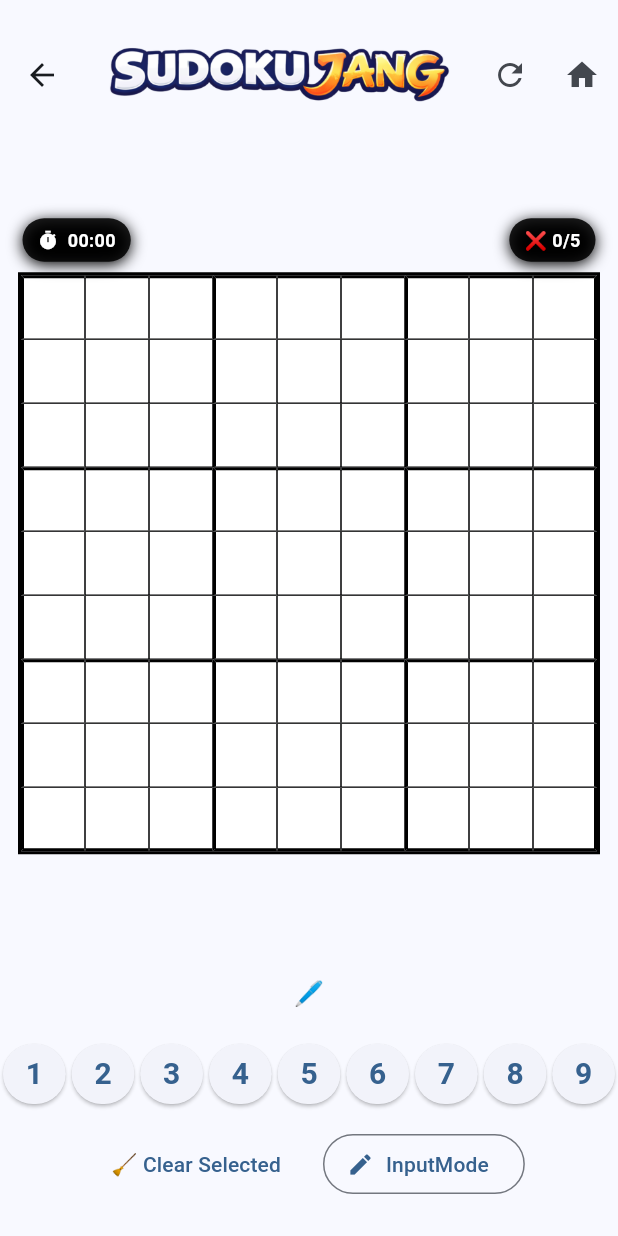
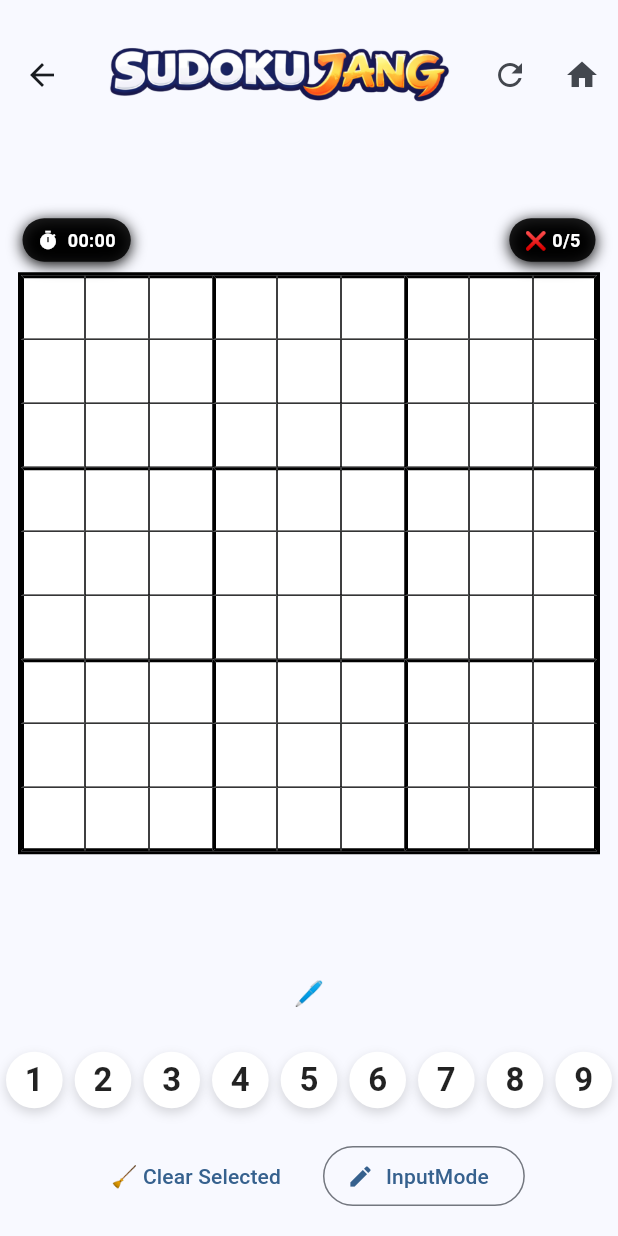
Before and after one commit to minBuild/sudoku, a Flutter app: the SudokuScreen screen opened directly, on a phone screen of 412 x 824 dp. Run offline on Flutter 3.47's test engine with Material 3 defaults, Android fonts, the phone set to English and light mode, and no system bars.

Commit message:
feat: keypad change

```diff
--- a/lib/screens/sudoku_screen.dart
+++ b/lib/screens/sudoku_screen.dart
@@ -266,32 +266,53 @@ class _NumberPad extends StatelessWidget {
     final controller = context.watch<SudokuController>();
 
     return SizedBox(
-      height: 56,
+      height: 64,
       child: Row(
+        mainAxisAlignment: MainAxisAlignment.center,
         children: List.generate(9, (index) {
           final number = index + 1;
           final isCompleted = controller.isNumberCompleted(number);
 
           if (isCompleted) {
-            // ✅ 다 사용한 숫자는 공간만 차지 (레이아웃 유지)
             return const Expanded(child: SizedBox.shrink());
           }
 
+          final isSelected = controller.selectedNumber == number;
+
           return Expanded(
             child: Padding(
-              padding: const EdgeInsets.symmetric(horizontal: 2.0),
-              child: ElevatedButton(
-                onPressed: controller.isGameOver
+              padding: const EdgeInsets.symmetric(horizontal: 4),
+              child: InkWell(
+                borderRadius: BorderRadius.circular(999),
+                onTap: controller.isGameOver
                     ? null
                     : () => controller.inputNumber(number),
-                style: ElevatedButton.styleFrom(
-                  padding: EdgeInsets.zero,
-                ),
-                child: Text(
-                  number.toString(),
-                  style: const TextStyle(
-                    fontSize: 20,
-                    fontWeight: FontWeight.bold,
+                child: AnimatedContainer(
+                  duration: const Duration(milliseconds: 150),
+                  decoration: BoxDecoration(
+                    shape: BoxShape.circle,
+                    color: isSelected
+                        ? Colors.blue.shade600
+                        : Colors.white,
+                    boxShadow: [
+                      BoxShadow(
+                        color: Colors.black.withOpacity(0.15),
+                        blurRadius: 6,
+                        offset: const Offset(0, 3),
+                      ),
+                    ],
+                  ),
+                  child: Center(
+                    child: Text(
+                      number.toString(),
+                      style: TextStyle(
+                        fontSize: 22,
+                        fontWeight: FontWeight.bold,
+                        color: isSelected
+                            ? Colors.white
+                            : Colors.black87,
+                      ),
+                    ),
                   ),
                 ),
               ),
```
Also changed, not shown: lib/controllers/sudoku_controller.dart (+19 -13 lines).
